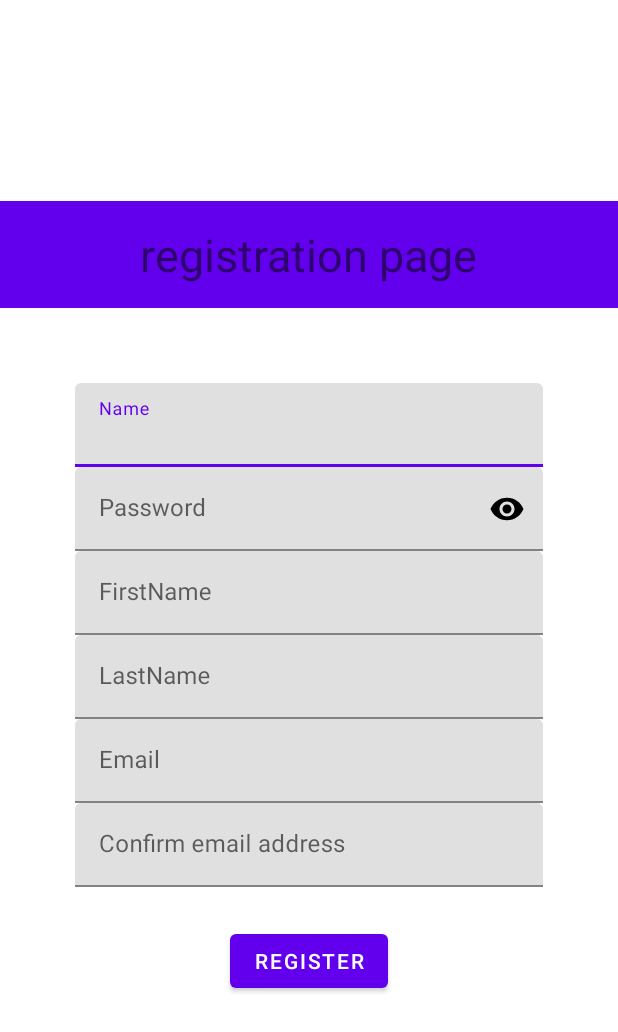
After one commit to saribricka/SPinder, an Android app: the layout signup.xml on its own in the app's theme, with its tools: preview values and no code run, on a phone screen of 412 x 824 dp. The commit adds this screen. Shown: the top 1032 px of the screen. Run offline under Robolectric (Android 15) with nearby library versions, the phone set to English and light mode, and no system bars.

Commit message:
signup layout

```diff
--- /dev/null
+++ b/app/src/main/res/layout/signup.xml
@@ -0,0 +1,142 @@
+<?xml version="1.0" encoding="utf-8"?>
+<androidx.constraintlayout.widget.ConstraintLayout
+    xmlns:android="http://schemas.android.com/apk/res/android"
+    xmlns:app="http://schemas.android.com/apk/res-auto"
+    android:layout_width="match_parent"
+    android:layout_height="match_parent">
+
+    <LinearLayout
+        android:id="@+id/LinearRP"
+        android:layout_width="match_parent"
+        android:layout_height="wrap_content"
+        android:background="@color/purple_500"
+        android:gravity="center_vertical"
+        android:orientation="vertical"
+        app:layout_constraintBottom_toTopOf="@+id/LinearInfo"
+        app:layout_constraintEnd_toEndOf="parent"
+        app:layout_constraintStart_toStartOf="parent"
+        app:layout_constraintTop_toTopOf="parent"
+        app:layout_constraintVertical_chainStyle="packed">
+
+        <TextView
+            android:layout_width="wrap_content"
+            android:layout_height="wrap_content"
+            android:layout_gravity="center"
+            android:layout_marginBottom="15dp"
+            android:layout_marginTop="15dp"
+            android:text="@string/registrationPage"
+            android:textSize="30sp" />
+
+    </LinearLayout>
+
+    <LinearLayout
+        android:id="@+id/LinearInfo"
+        android:layout_width="match_parent"
+        android:layout_height="wrap_content"
+        android:layout_gravity="center_vertical"
+        android:orientation="vertical"
+        app:layout_constraintBottom_toBottomOf="parent"
+        app:layout_constraintEnd_toEndOf="parent"
+        app:layout_constraintStart_toStartOf="parent"
+        app:layout_constraintTop_toBottomOf="@+id/LinearRP">
+
+
+        <com.google.android.material.textfield.TextInputLayout
+            android:layout_width="fill_parent"
+            android:layout_height="wrap_content">
+
+            <com.google.android.material.textfield.TextInputEditText
+                android:id="@+id/reg_username"
+                android:layout_width="fill_parent"
+                android:layout_height="wrap_content"
+                android:layout_marginLeft="50dp"
+                android:layout_marginRight="50dp"
+                android:layout_marginTop="50dp"
+                android:hint="@string/user_name"
+                android:inputType="text" />
+        </com.google.android.material.textfield.TextInputLayout>
+
+        <com.google.android.material.textfield.TextInputLayout
+            android:layout_width="fill_parent"
+            android:layout_height="wrap_content"
+            android:id="@+id/txtInLayoutRegPassword"
+            app:passwordToggleEnabled="true"
+            app:passwordToggleTint="@color/black">
+
+            <com.google.android.material.textfield.TextInputEditText
+                android:id="@+id/reg_password"
+                android:layout_width="fill_parent"
+                android:layout_height="wrap_content"
+                android:layout_marginLeft="50dp"
+                android:layout_marginRight="50dp"
+                android:hint="@string/password"
+                android:inputType="textPassword" />
+        </com.google.android.material.textfield.TextInputLayout>
+
+        <com.google.android.material.textfield.TextInputLayout
+            android:layout_width="fill_parent"
+            android:layout_height="wrap_content">
+
+            <com.google.android.material.textfield.TextInputEditText
+                android:id="@+id/reg_firstName"
+                android:layout_width="fill_parent"
+                android:layout_height="wrap_content"
+                android:layout_marginLeft="50dp"
+                android:layout_marginRight="50dp"
+                android:hint="@string/FirstName"
+                android:inputType="text" />
+        </com.google.android.material.textfield.TextInputLayout>
+
+        <com.google.android.material.textfield.TextInputLayout
+            android:layout_width="fill_parent"
+            android:layout_height="wrap_content">
+
+            <com.google.android.material.textfield.TextInputEditText
+                android:id="@+id/reg_lastName"
+                android:layout_width="fill_parent"
+                android:layout_height="wrap_content"
+                android:layout_marginLeft="50dp"
+                android:layout_marginRight="50dp"
+                android:hint="@string/LastName"
+                android:inputType="text" />
+        </com.google.android.material.textfield.TextInputLayout>
+
+        <com.google.android.material.textfield.TextInputLayout
+            android:layout_width="fill_parent"
+            android:layout_height="wrap_content">
+
+            <com.google.android.material.textfield.TextInputEditText
+                android:id="@+id/reg_email"
+                android:layout_width="fill_parent"
+                android:layout_height="wrap_content"
+                android:layout_marginLeft="50dp"
+                android:layout_marginRight="50dp"
+                android:hint="@string/Email"
+                android:inputType="textEmailAddress" />
+        </com.google.android.material.textfield.TextInputLayout>
+
+        <com.google.android.material.textfield.TextInputLayout
+            android:layout_width="fill_parent"
+            android:layout_height="wrap_content">
+
+            <com.google.android.material.textfield.TextInputEditText
+                android:id="@+id/reg_confirmemail"
+                android:layout_width="fill_parent"
+                android:layout_height="wrap_content"
+                android:layout_marginLeft="50.0dip"
+                android:layout_marginRight="50.0dip"
+                android:hint="@string/confirm_email_address"
+                android:inputType="textEmailAddress" />
+        </com.google.android.material.textfield.TextInputLayout>
+
+        <Button
+            android:id="@+id/reg_register"
+            android:layout_width="wrap_content"
+            android:layout_height="wrap_content"
+            android:layout_gravity="center_horizontal"
+            android:layout_marginBottom="25dp"
+            android:layout_marginTop="25dp"
+            android:text="@string/Register" />
+    </LinearLayout>
+
+</androidx.constraintlayout.widget.ConstraintLayout>
--- a/app/src/main/res/values/strings.xml
+++ b/app/src/main/res/values/strings.xml
@@ -21,4 +21,10 @@
     <string name="logo">Logo</string>
     <string name="remember_me">Remember me</string>
     <string name="signup">signup</string>
+    <string name="registrationPage">registration page</string>
+    <string name="confirm_email_address">Confirm email address</string>
+    <string name="Register">Register</string>
+    <string name="Email">Email</string>
+    <string name="LastName">LastName</string>
+    <string name="FirstName">FirstName</string>
 </resources>
```
